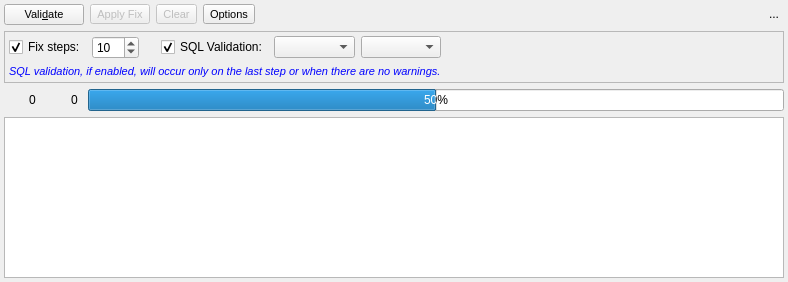
Before: the Qt Designer form libpgmodeler_ui/ui/modelvalidationwidget.ui in pgmodeler/pgmodeler, drawn with Qt 5.
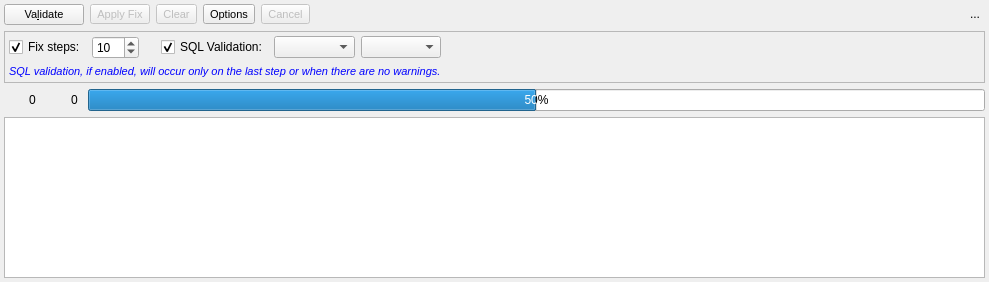
After: the same form once the commit is applied. Icons and pictures are not drawn.

What changed in the file:
```diff
--- a/libpgmodeler_ui/ui/modelvalidationwidget.ui
+++ b/libpgmodeler_ui/ui/modelvalidationwidget.ui
@@ -6,7 +6,7 @@
    <rect>
     <x>0</x>
     <y>0</y>
-    <width>788</width>
+    <width>989</width>
     <height>282</height>
    </rect>
   </property>
@@ -52,7 +52,7 @@
       </font>
      </property>
      <property name="text">
-      <string>Vali&amp;date</string>
+      <string>Va&amp;lidate</string>
      </property>
      <property name="icon">
       <iconset resource="../res/resources.qrc">
@@ -66,7 +66,7 @@
      </property>
     </widget>
    </item>
-   <item row="2" column="0" colspan="7">
+   <item row="2" column="0" colspan="10">
     <widget class="QWidget" name="prog_info_wgt" native="true">
      <layout class="QHBoxLayout" name="horizontalLayout_3">
       <property name="spacing">
@@ -238,7 +238,7 @@
      </layout>
     </widget>
    </item>
-   <item row="0" column="6">
+   <item row="0" column="9">
     <widget class="QToolButton" name="hide_tb">
      <property name="minimumSize">
       <size>
@@ -267,7 +267,7 @@
      </property>
     </widget>
    </item>
-   <item row="3" column="0" colspan="7">
+   <item row="3" column="0" colspan="10">
     <widget class="QTreeWidget" name="output_trw">
      <property name="alternatingRowColors">
       <bool>true</bool>
@@ -297,7 +297,7 @@
      </column>
     </widget>
    </item>
-   <item row="1" column="0" colspan="7">
+   <item row="1" column="0" colspan="10">
     <widget class="QFrame" name="options_frm">
      <property name="sizePolicy">
       <sizepolicy hsizetype="Preferred" vsizetype="Preferred">
@@ -607,7 +607,7 @@
      </property>
     </widget>
    </item>
-   <item row="0" column="4" colspan="2">
+   <item row="0" column="5" colspan="4">
     <spacer name="horizontalSpacer">
      <property name="orientation">
       <enum>Qt::Horizontal</enum>
@@ -620,6 +620,37 @@
      </property>
     </spacer>
    </item>
+   <item row="0" column="4">
+    <widget class="QToolButton" name="cancel_btn">
+     <property name="enabled">
+      <bool>false</bool>
+     </property>
+     <property name="font">
+      <font>
+       <pointsize>8</pointsize>
+      </font>
+     </property>
+     <property name="toolTip">
+      <string>Cancel the SQL validation in progress.</string>
+     </property>
+     <property name="text">
+      <string>Cancel</string>
+     </property>
+     <property name="icon">
+      <iconset resource="../res/resources.qrc">
+       <normaloff>:/icones/icones/msgbox_erro.png</normaloff>:/icones/icones/msgbox_erro.png</iconset>
+     </property>
+     <property name="iconSize">
+      <size>
+       <width>20</width>
+       <height>20</height>
+      </size>
+     </property>
+     <property name="toolButtonStyle">
+      <enum>Qt::ToolButtonTextBesideIcon</enum>
+     </property>
+    </widget>
+   </item>
   </layout>
   <zorder>validate_btn</zorder>
   <zorder>prog_info_wgt</zorder>
```
Left out of the diff: 75 changed lines with no effect on the pictures.
